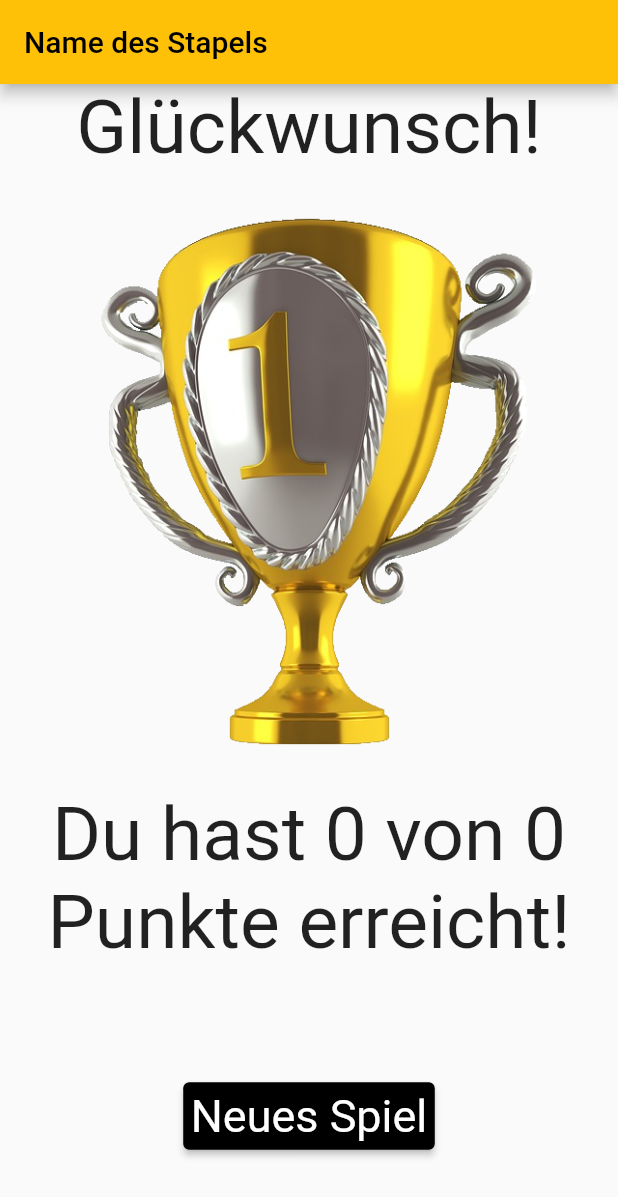
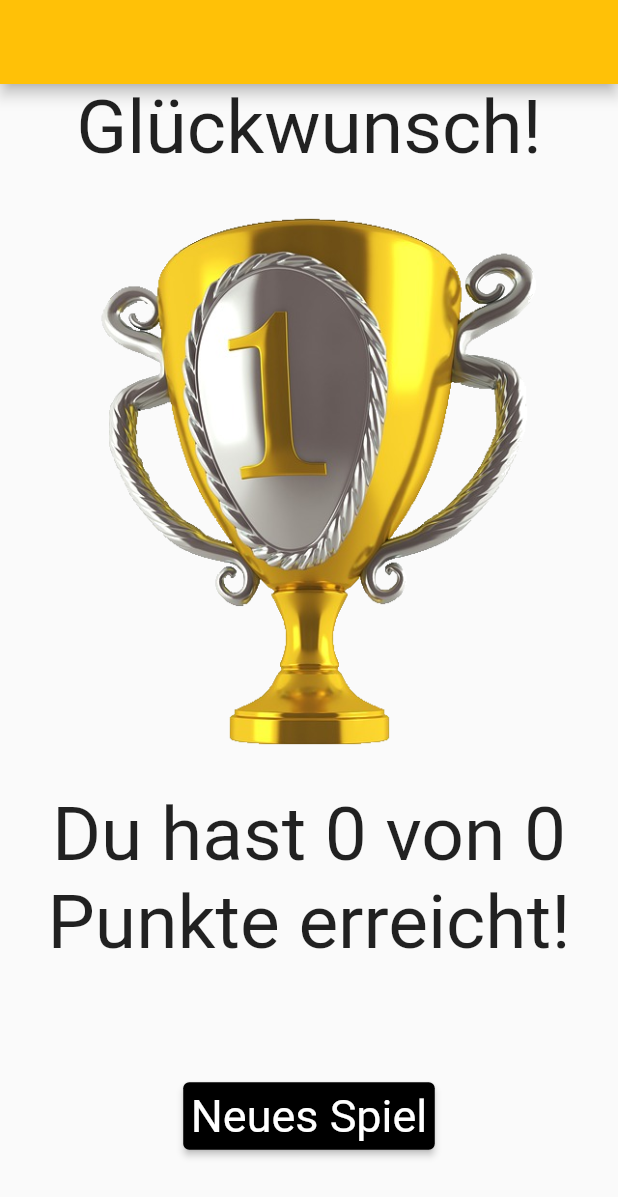
Before and after one commit to BogyMitutoyoCTL/BOGY-App-2022-10, a Flutter app: the Score screen opened directly with empty values, on a phone screen of 412 x 824 dp. Shown: the top 1197 px of the screen. Run offline on Flutter 3.47's test engine with Material 2 defaults, Android fonts, the phone set to English and light mode, and no system bars; our stand-ins replace image_picker.

Commit message:
Überschift in Score

```diff
--- a/Source/lib/Score.dart
+++ b/Source/lib/Score.dart
@@ -23,7 +23,7 @@ class _ScoreState extends State<Score> {
 
     return Scaffold(
         appBar: AppBar(
-          title: Text("Name des Stapels"),
+          title: Text(widget.playing.stack.name),
         ),
         body: ListView(
           children: [
```
